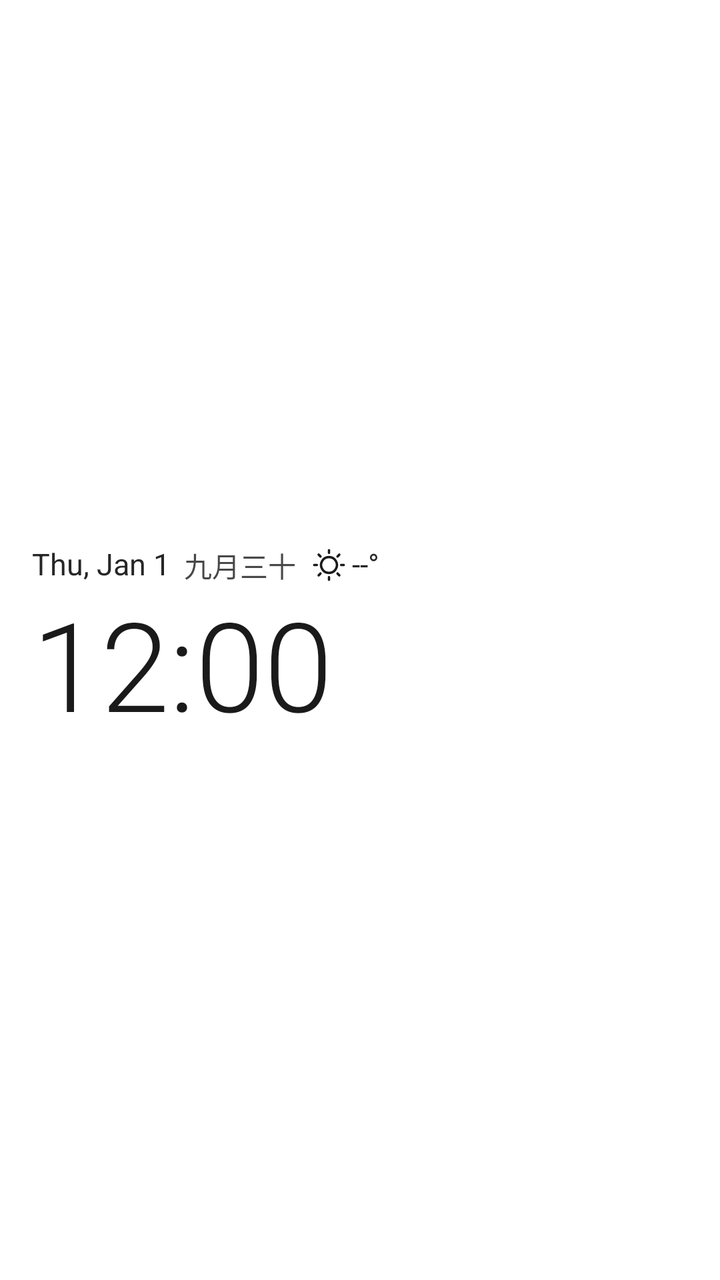
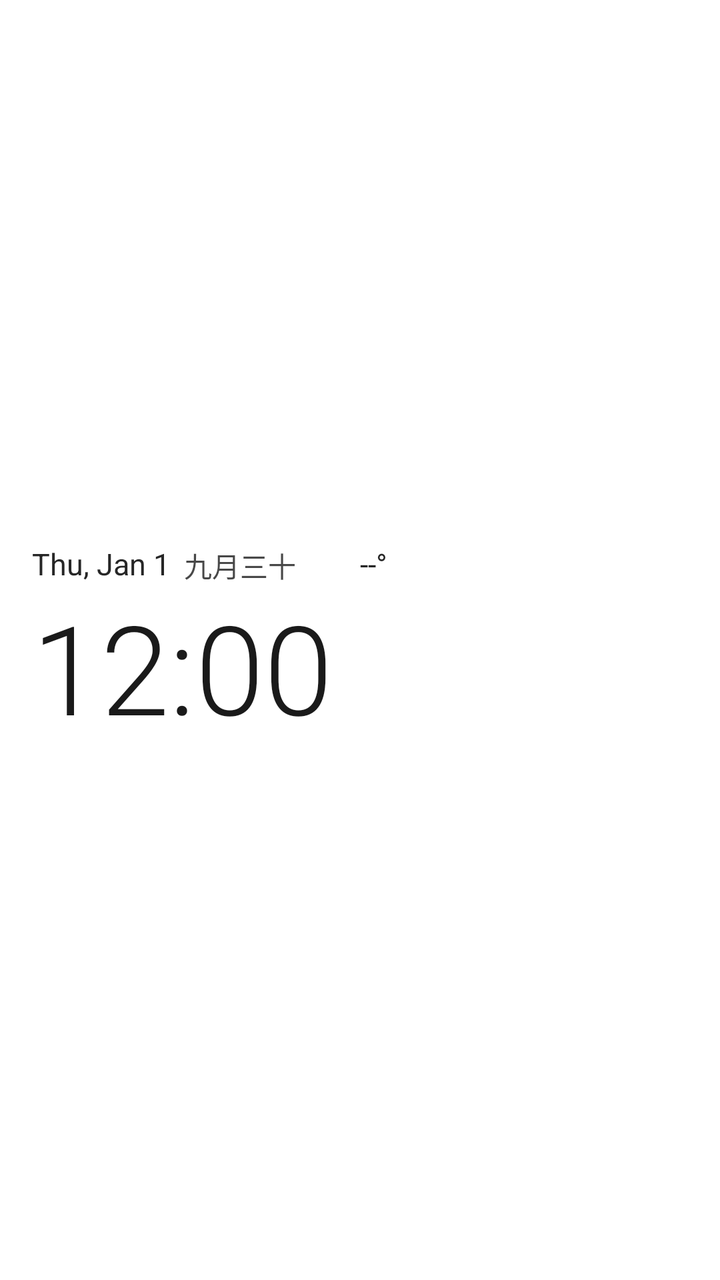

An Android layout rendered at two revisions. The XML below is the earlier revision; the diff shows what the commit changed to produce the second picture.
<!-- AndroidManifest.xml: fallback theme Theme.MaterialComponents.DayNight.NoActionBar -->
<!-- res/layout/ww_black_light.xml -->
<?xml version="1.0" encoding="utf-8"?>
<LinearLayout xmlns:android="http://schemas.android.com/apk/res/android"
    android:id="@+id/ww_root"
    android:layout_width="match_parent"
    android:layout_height="match_parent"
    android:orientation="vertical"
    android:gravity="center_vertical|start"
    android:paddingStart="16dp"
    android:paddingEnd="16dp">

    <LinearLayout
        android:id="@+id/ww_date_touch"
        android:layout_width="match_parent"
        android:layout_height="wrap_content"
        android:orientation="horizontal"
        android:gravity="center_vertical"
        android:paddingTop="7dp"
        android:paddingBottom="3dp">

        <TextClock
            android:id="@+id/ww_date"
            android:layout_width="wrap_content"
            android:layout_height="wrap_content"
            android:fontFamily="sans-serif"
            android:format24Hour="@string/date_format_compact"
            android:format12Hour="@string/date_format_compact"
            android:includeFontPadding="false"
            android:shadowColor="#4DFFFFFF"
            android:shadowDx="0"
            android:shadowDy="1"
            android:shadowRadius="3"
            android:textColor="#F21A1A1A"
            android:textSize="15sp" />

        <TextView
            android:id="@+id/ww_lunar"
            android:layout_width="wrap_content"
            android:layout_height="wrap_content"
            android:layout_marginStart="7dp"
            android:fontFamily="sans-serif"
            android:includeFontPadding="false"
            android:shadowColor="#4DFFFFFF"
            android:shadowDx="0"
            android:shadowDy="1"
            android:shadowRadius="3"
            android:textColor="#CC1A1A1A"
            android:textSize="14sp"
            android:text="九月三十" />

        <LinearLayout
            android:id="@+id/ww_weather_touch"
            android:layout_width="wrap_content"
            android:layout_height="wrap_content"
            android:layout_marginStart="8dp"
            android:orientation="horizontal"
            android:gravity="center_vertical"
            android:paddingTop="4dp"
            android:paddingBottom="4dp">

            <ImageView
                android:id="@+id/ww_icon"
                android:layout_width="17dp"
                android:layout_height="17dp"
                android:scaleType="fitCenter"
                android:src="@drawable/ic_wx_clear_dark" />

            <TextView
                android:id="@+id/ww_temp"
                android:layout_width="wrap_content"
                android:layout_height="wrap_content"
                android:layout_marginStart="3dp"
                android:fontFamily="sans-serif"
                android:includeFontPadding="false"
                android:shadowColor="#4DFFFFFF"
                android:shadowDx="0"
                android:shadowDy="1"
                android:shadowRadius="3"
                android:textColor="#F21A1A1A"
                android:textSize="15sp"
                android:text="--°" />
        </LinearLayout>

        <TextView
            android:id="@+id/ww_city"
            android:layout_width="wrap_content"
            android:layout_height="wrap_content"
            android:layout_marginStart="8dp"
            android:ellipsize="end"
            android:fontFamily="sans-serif"
            android:includeFontPadding="false"
            android:maxLines="1"
            android:shadowColor="#4DFFFFFF"
            android:shadowDx="0"
            android:shadowDy="1"
            android:shadowRadius="3"
            android:textColor="#991A1A1A"
            android:textSize="13sp"
            android:visibility="gone" />
    </LinearLayout>

    <FrameLayout
        android:id="@+id/ww_time_touch"
        android:layout_width="match_parent"
        android:layout_height="wrap_content"
        android:paddingTop="0dp"
        android:paddingBottom="6dp">

        <TextClock
            android:id="@+id/ww_time"
            android:layout_width="wrap_content"
            android:layout_height="wrap_content"
            android:fontFamily="sans-serif-light"
            android:format24Hour="HH:mm"
            android:format12Hour="h:mm"
            android:includeFontPadding="false"
            android:shadowColor="#4DFFFFFF"
            android:shadowDx="0"
            android:shadowDy="1"
            android:shadowRadius="4"
            android:textColor="#FF1A1A1A"
            android:textSize="62sp" />
    </FrameLayout>

</LinearLayout>
<!-- resources referenced by this layout -->
<resources>
  <!-- drawable ic_wx_clear_dark: vector/xml drawable (drawable, 2462 chars, omitted) -->
  <string name="date_format_compact">EEE, MMM d</string>
</resources>

<!-- the commit's change to res/layout/ww_black_light.xml (unified diff, before → after) -->
@@ -59,10 +59,10 @@
 
             <ImageView
                 android:id="@+id/ww_icon"
-                android:layout_width="17dp"
-                android:layout_height="17dp"
+                android:layout_width="21dp"
+                android:layout_height="21dp"
                 android:scaleType="fitCenter"
-                android:src="@drawable/ic_wx_clear_dark" />
+                android:src="@drawable/ic_wx_clear" />
 
             <TextView
                 android:id="@+id/ww_temp"
<!-- resource entries referenced after the edit -->
@@ -1,6 +1,6 @@
 <!-- resources referenced by this layout -->
 <resources>
-  <!-- drawable ic_wx_clear_dark: vector/xml drawable (drawable, 2462 chars, omitted) -->
+  <!-- drawable ic_wx_clear: vector/xml drawable (drawable, 2462 chars, omitted) -->
   <string name="date_format_compact">EEE, MMM d</string>
 </resources>
 
